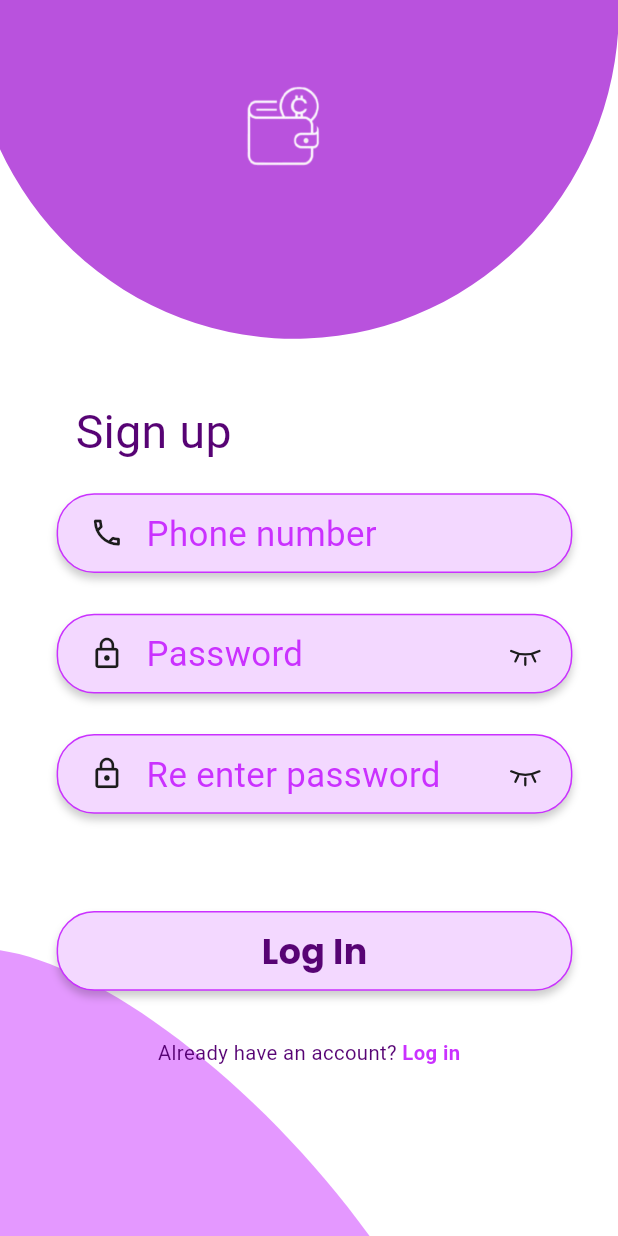
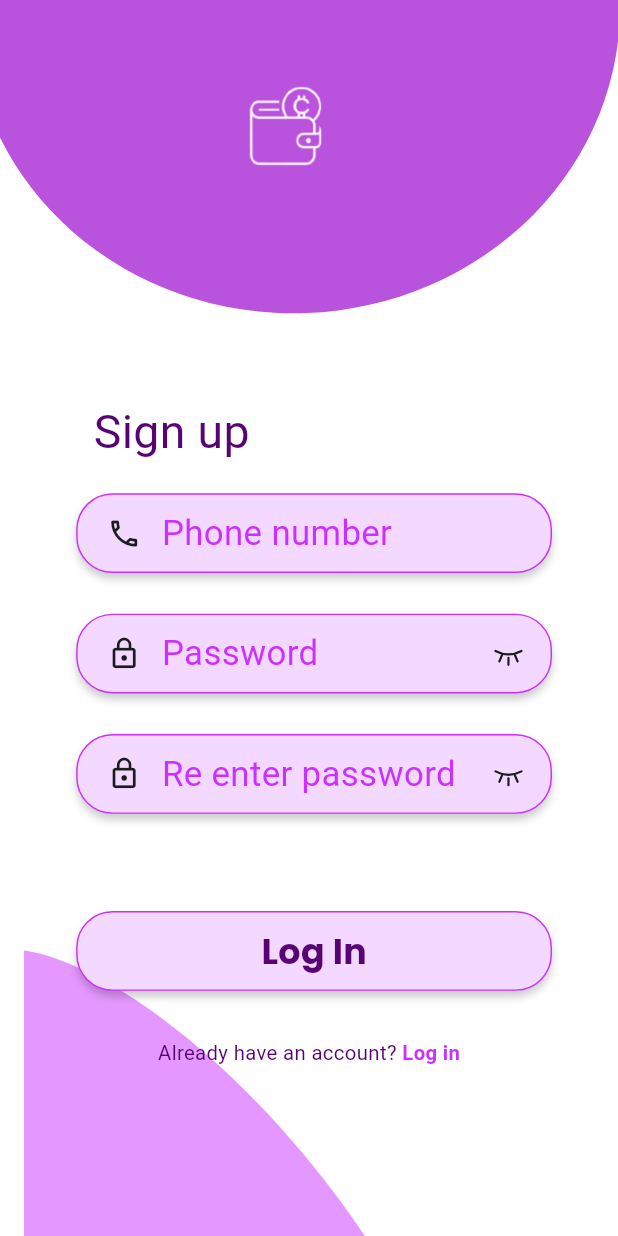
Before and after one commit to Dwi-siska-hariani07/xema_app, a Flutter app: the screen it shows after launch, after a tap on "Lanjut", on a phone screen of 412 x 824 dp. Run offline on Flutter 3.47's test engine with Material 3 defaults, Android fonts, the phone set to English and light mode, and no system bars; our stand-ins replace google_fonts; Roboto replaces fonts that are missing (Rasa, Triodion).

Commit message:
Make Onboarding and SignUp pixel-perfect matching Figma canvas 393x852

```diff
--- a/lib/onboarding_screen.dart
+++ b/lib/onboarding_screen.dart
@@ -7,22 +7,21 @@ class OnboardingScreen extends StatelessWidget {
 
   @override
   Widget build(BuildContext context) {
-    final size = MediaQuery.of(context).size;
-    final scaleY = size.height / 852.0;
-    final scaleX = size.width / 393.0;
-
+    // Mengunci resolusi kanvas presisi Figma 393 x 852 (Pixel-Perfect)
     return Scaffold(
       backgroundColor: const Color(0xFF1C0823),
-      body: SafeArea(
+      body: Center(
+        child: FittedBox(
+          fit: BoxFit.contain,
           child: SizedBox(
-          width: size.width,
-          height: size.height,
+            width: 393,
+            height: 852,
             child: Stack(
               clipBehavior: Clip.none,
               children: [
                 // 1. Elemen Bintang (stars.png)
                 Positioned(
-                top: -5.69 * scaleY,
+                  top: -5.69,
                   left: 0,
                   right: 0,
                   child: Image.asset(
@@ -34,10 +33,10 @@ class OnboardingScreen extends StatelessWidget {
 
                 // 2. Ilustrasi Utama HP & Tangan (group_277.png)
                 Positioned(
-                top: 237 * scaleY,
-                left: (size.width - (380.87 * scaleX)) / 2,
-                width: 380.87 * scaleX,
-                height: 424.63 * scaleY,
+                  top: 237,
+                  left: (393 - 380.87) / 2,
+                  width: 380.87,
+                  height: 424.63,
                   child: Image.asset(
                     'assets/images/group_277.png',
                     fit: BoxFit.contain,
@@ -46,14 +45,14 @@ class OnboardingScreen extends StatelessWidget {
 
                 // 3. Teks "xema" (Y = 616, Poppins Bold 40, Warna #EAD6D6)
                 Positioned(
-                top: 616 * scaleY,
+                  top: 616,
                   left: 0,
                   right: 0,
                   child: Center(
                     child: Text(
                       'xema',
                       style: GoogleFonts.poppins(
-                      fontSize: 40 * scaleY,
+                        fontSize: 40,
                         fontWeight: FontWeight.bold,
                         color: const Color(0xFFEAD6D6),
                         letterSpacing: 0,
@@ -64,15 +63,15 @@ class OnboardingScreen extends StatelessWidget {
 
                 // 4. Teks "Solusi dompet..." (Y = 696, Adamina Regular 12)
                 Positioned(
-                top: 696 * scaleY,
-                left: 16 * scaleX,
-                right: 16 * scaleX,
+                  top: 696,
+                  left: 20,
+                  right: 20,
                   child: Center(
                     child: Text(
                       'Solusi dompet digital modern untuk mengatur keuangan\ndan transaksi harianmu dengan lebih cepat dan aman',
                       textAlign: TextAlign.center,
                       style: GoogleFonts.adamina(
-                      fontSize: 12 * scaleY,
+                        fontSize: 12,
                         fontWeight: FontWeight.normal,
                         color: const Color(0xFFFFFFFF),
                         height: 1.5,
@@ -83,16 +82,15 @@ class OnboardingScreen extends StatelessWidget {
 
                 // 5. Tombol "Lanjut" (Y = 777, W = 72, H = 28, Radius = 8)
                 Positioned(
-                top: 777 * scaleY,
-                left: (size.width - (72 * scaleX)) / 2,
-                width: 72 * scaleX,
-                height: 28 * scaleY,
+                  top: 777,
+                  left: (393 - 72) / 2,
+                  width: 72,
+                  height: 28,
                   child: ElevatedButton(
                     onPressed: () {
-                    // Berpindah ke halaman Sign Up (tanpa kata const)
                       Navigator.push(
                         context,
-                      MaterialPageRoute(builder: (context) => SignUpScreen()),
+                        MaterialPageRoute(builder: (context) => const SignUpScreen()),
                       );
                     },
                     style: ElevatedButton.styleFrom(
@@ -110,7 +108,7 @@ class OnboardingScreen extends StatelessWidget {
                       child: Text(
                         'Lanjut',
                         style: GoogleFonts.poppins(
-                        fontSize: 12 * scaleY,
+                          fontSize: 12,
                           fontWeight: FontWeight.bold,
                           color: const Color(0xFFFFFFFF),
                         ),
@@ -122,6 +120,7 @@ class OnboardingScreen extends StatelessWidget {
             ),
           ),
         ),
+      ),
     );
   }
 }
--- a/lib/signup_screen.dart
+++ b/lib/signup_screen.dart
@@ -57,17 +57,19 @@ class _SignUpScreenState extends State<SignUpScreen> {
 
   @override
   Widget build(BuildContext context) {
-    final size = MediaQuery.of(context).size;
-    // Skala proporsional kanvas Figma (393 x 852)
-    final scaleY = size.height / 852.0;
-    final scaleX = size.width / 393.0;
+    // Mengunci resolusi kanvas presisi Figma 393 x 852 (Pixel-Perfect)
+    const scaleY = 1.0;
+    const scaleX = 1.0;
 
     return Scaffold(
       backgroundColor: Colors.white,
-      body: SizedBox(
-        width: size.width,
-        height: size.height,
-        child: Stack(
+      body: Center(
+        child: FittedBox(
+          fit: BoxFit.contain,
+          child: SizedBox(
+            width: 393,
+            height: 852,
+            child: Stack(
           clipBehavior: Clip.none,
           children: [
             // ============================================================
@@ -381,6 +383,8 @@ class _SignUpScreenState extends State<SignUpScreen> {
           ],
         ),
       ),
+    ),
+    ),
     );
   }
 
```
Also changed, not shown: lib/game_screen.dart (line endings or trailing spaces), lib/history_screen.dart (line endings or trailing spaces), lib/notification_screen.dart (line endings or trailing spaces), lib/ppob_screen.dart (line endings or trailing spaces), lib/profile_screen.dart (line endings or trailing spaces), lib/splash_screen.dart (line endings or trailing spaces), lib/transfer_screen.dart (line endings or trailing spaces). Lines whose indentation alone changed are shown as unchanged.
